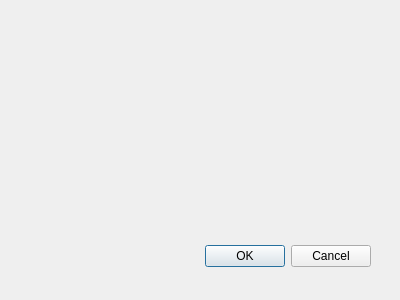
Before: the Qt Designer form src/app/ui/clonedialog.ui in PLLUG/sourceline, drawn with Qt 5.
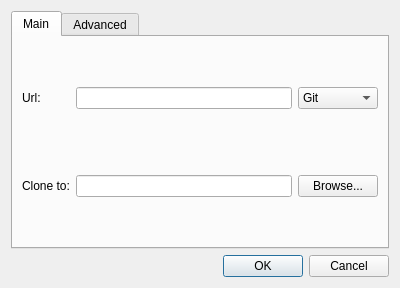
After: the same form once the commit is applied.

Commit message: Added components to clone dialog.

```diff
--- a/src/app/ui/clonedialog.ui
+++ b/src/app/ui/clonedialog.ui
@@ -1,36 +1,146 @@
-<ui version="4.0" >
- <author></author>
- <comment></comment>
- <exportmacro></exportmacro>
- <class>Dialog</class>
- <widget class="QDialog" name="Dialog" >
-  <property name="geometry" >
+<?xml version="1.0" encoding="UTF-8"?>
+<ui version="4.0">
+ <class>CloneDialog</class>
+ <widget class="QDialog" name="CloneDialog">
+  <property name="geometry">
    <rect>
     <x>0</x>
     <y>0</y>
     <width>400</width>
-    <height>300</height>
+    <height>288</height>
    </rect>
   </property>
   <property name="windowTitle" >
    <string>Dialog</string>
   </property>
-  <widget class="QDialogButtonBox" name="buttonBox" >
-   <property name="geometry" >
-    <rect>
-     <x>30</x>
-     <y>240</y>
-     <width>341</width>
-     <height>32</height>
-    </rect>
-   </property>
-   <property name="orientation" >
-    <enum>Qt::Horizontal</enum>
-   </property>
-   <property name="standardButtons" >
-    <set>QDialogButtonBox::Cancel|QDialogButtonBox::Ok</set>
-   </property>
-  </widget>
+  <layout class="QGridLayout" name="gridLayout">
+   <item row="0" column="0">
+    <widget class="QTabWidget" name="tabWidget">
+     <property name="enabled">
+      <bool>true</bool>
+     </property>
+     <property name="tabShape">
+      <enum>QTabWidget::Rounded</enum>
+     </property>
+     <property name="currentIndex">
+      <number>0</number>
+     </property>
+     <widget class="QWidget" name="mainTab">
+      <attribute name="title">
+       <string>Main</string>
+      </attribute>
+      <layout class="QGridLayout" name="gridLayout_3">
+       <property name="topMargin">
+        <number>50</number>
+       </property>
+       <property name="bottomMargin">
+        <number>50</number>
+       </property>
+       <property name="verticalSpacing">
+        <number>0</number>
+       </property>
+       <item row="0" column="0">
+        <widget class="QLabel" name="urlLabel">
+         <property name="text">
+          <string>Url:</string>
+         </property>
+        </widget>
+       </item>
+       <item row="0" column="1">
+        <widget class="QLineEdit" name="urlLineEdit"/>
+       </item>
+       <item row="0" column="2">
+        <widget class="QComboBox" name="comboBox">
+         <item>
+          <property name="text">
+           <string>Git</string>
+          </property>
+         </item>
+         <item>
+          <property name="text">
+           <string>SVN</string>
+          </property>
+         </item>
+         <item>
+          <property name="text">
+           <string>Mercurial</string>
+          </property>
+         </item>
+        </widget>
+       </item>
+       <item row="1" column="1">
+        <spacer name="verticalSpacer">
+         <property name="orientation">
+          <enum>Qt::Vertical</enum>
+         </property>
+         <property name="sizeHint" stdset="0">
+          <size>
+           <width>20</width>
+           <height>69</height>
+          </size>
+         </property>
+        </spacer>
+       </item>
+       <item row="2" column="0">
+        <widget class="QLabel" name="cloneLabel">
+         <property name="text">
+          <string>Clone to:</string>
+         </property>
+        </widget>
+       </item>
+       <item row="2" column="1">
+        <widget class="QLineEdit" name="cloneLineEdit"/>
+       </item>
+       <item row="2" column="2">
+        <widget class="QPushButton" name="browseButton">
+         <property name="text">
+          <string>Browse...</string>
+         </property>
+        </widget>
+       </item>
+      </layout>
+     </widget>
+     <widget class="QWidget" name="advancedTab">
+      <attribute name="title">
+       <string>Advanced</string>
+      </attribute>
+      <layout class="QGridLayout" name="gridLayout_4">
+       <item row="0" column="0">
+        <widget class="QCheckBox" name="checkBox">
+         <property name="text">
+          <string>Option 1</string>
+         </property>
+        </widget>
+       </item>
+       <item row="1" column="0">
+        <widget class="QCheckBox" name="checkBox_2">
+         <property name="text">
+          <string>Option 2</string>
+         </property>
+        </widget>
+       </item>
+       <item row="2" column="0">
+        <widget class="QCheckBox" name="checkBox_3">
+         <property name="text">
+          <string>Option 3</string>
+         </property>
+        </widget>
+       </item>
+      </layout>
+     </widget>
+    </widget>
+   </item>
+   <item row="1" column="0">
+    <widget class="QDialogButtonBox" name="buttonBox">
+     <property name="orientation">
+      <enum>Qt::Horizontal</enum>
+     </property>
+     <property name="standardButtons">
+      <set>QDialogButtonBox::Cancel|QDialogButtonBox::Ok</set>
+     </property>
+    </widget>
+   </item>
+  </layout>
  </widget>
  <pixmapfunction></pixmapfunction>
  <resources/>
```
Left out of the diff: 18 changed lines with no effect on the pictures.
